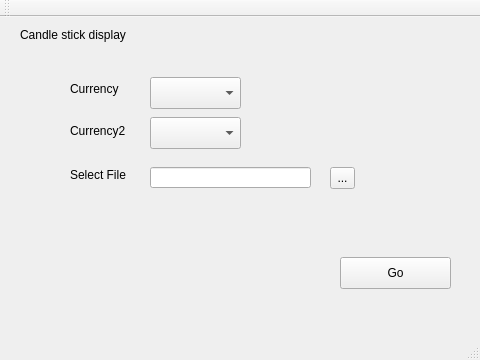
Qt form source/TradingSimulator/mainwindow.ui (VSahanaa/LO21_TrandingSimulator) before a commit.
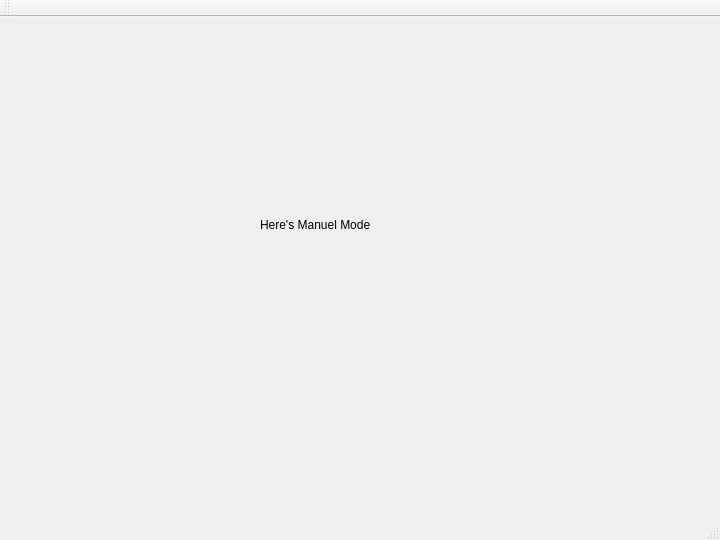
The same form after that commit. The open tabs and pages were chosen to show the change.

Patch:
```diff
--- a/source/TradingSimulator/mainwindow.ui
+++ b/source/TradingSimulator/mainwindow.ui
@@ -6,8 +6,8 @@
    <rect>
     <x>0</x>
     <y>0</y>
-    <width>480</width>
-    <height>360</height>
+    <width>720</width>
+    <height>540</height>
    </rect>
   </property>
   <property name="sizePolicy">
@@ -26,237 +26,72 @@
      <verstretch>0</verstretch>
     </sizepolicy>
    </property>
-   <widget class="QStackedWidget" name="stackedPages">
+   <widget class="QStackedWidget" name="Modes">
     <property name="geometry">
      <rect>
       <x>0</x>
       <y>0</y>
-      <width>480</width>
-      <height>298</height>
+      <width>720</width>
+      <height>478</height>
      </rect>
     </property>
-    <property name="sizePolicy">
-     <sizepolicy hsizetype="Fixed" vsizetype="Fixed">
-      <horstretch>0</horstretch>
-      <verstretch>0</verstretch>
-     </sizepolicy>
-    </property>
-    <widget class="QWidget" name="Welcome">
-     <property name="sizePolicy">
-      <sizepolicy hsizetype="Fixed" vsizetype="Fixed">
-       <horstretch>0</horstretch>
-       <verstretch>0</verstretch>
-      </sizepolicy>
-     </property>
-     <widget class="QPushButton" name="enter">
-      <property name="geometry">
-       <rect>
-        <x>300</x>
-        <y>240</y>
-        <width>111</width>
-        <height>32</height>
-       </rect>
-      </property>
-      <property name="text">
-       <string>Continue</string>
-      </property>
-     </widget>
+    <widget class="QWidget" name="simuM">
      <widget class="QLabel" name="label">
       <property name="geometry">
        <rect>
-        <x>180</x>
-        <y>80</y>
-        <width>101</width>
-        <height>51</height>
-       </rect>
-      </property>
-      <property name="text">
-       <string>Welcome</string>
-      </property>
-      <property name="textFormat">
-       <enum>Qt::PlainText</enum>
-      </property>
-      <property name="scaledContents">
-       <bool>false</bool>
-      </property>
-      <property name="margin">
-       <number>20</number>
-      </property>
-     </widget>
-    </widget>
-    <widget class="QWidget" name="MainMenu">
-     <property name="sizePolicy">
-      <sizepolicy hsizetype="Fixed" vsizetype="Fixed">
-       <horstretch>0</horstretch>
-       <verstretch>0</verstretch>
-      </sizepolicy>
-     </property>
-     <widget class="QPushButton" name="Funct1">
-      <property name="geometry">
-       <rect>
-        <x>80</x>
-        <y>10</y>
-        <width>140</width>
-        <height>140</height>
-       </rect>
-      </property>
-      <property name="text">
-       <string>Funct1</string>
-      </property>
-     </widget>
-     <widget class="QPushButton" name="Funct2">
-      <property name="geometry">
-       <rect>
         <x>260</x>
-        <y>10</y>
-        <width>140</width>
-        <height>140</height>
+        <y>200</y>
+        <width>141</width>
+        <height>16</height>
        </rect>
       </property>
       <property name="text">
-       <string>Funct2</string>
+       <string>Here's Manuel Mode</string>
       </property>
      </widget>
-     <widget class="QPushButton" name="Funct3">
-      <property name="geometry">
-       <rect>
-        <x>80</x>
-        <y>150</y>
-        <width>140</width>
-        <height>140</height>
-       </rect>
-      </property>
-      <property name="text">
-       <string>Funct3</string>
-      </property>
-     </widget>
-     <widget class="QPushButton" name="Funct4">
-      <property name="geometry">
-       <rect>
-        <x>260</x>
-        <y>150</y>
-        <width>140</width>
-        <height>140</height>
-       </rect>
-      </property>
-      <property name="text">
-       <string>Funct4</string>
-      </property>
-     </widget>
     </widget>
-    <widget class="QWidget" name="Display">
-     <property name="sizePolicy">
-      <sizepolicy hsizetype="Fixed" vsizetype="Fixed">
-       <horstretch>0</horstretch>
-       <verstretch>0</verstretch>
-      </sizepolicy>
-     </property>
-     <widget class="QPushButton" name="Show">
-      <property name="geometry">
-       <rect>
-        <x>340</x>
-        <y>240</y>
-        <width>111</width>
-        <height>32</height>
-       </rect>
-      </property>
-      <property name="text">
-       <string>Go</string>
-      </property>
-     </widget>
+    <widget class="QWidget" name="simuA">
      <widget class="QLabel" name="label_2">
       <property name="geometry">
        <rect>
-        <x>70</x>
-        <y>150</y>
-        <width>81</width>
+        <x>320</x>
+        <y>190</y>
+        <width>131</width>
         <height>16</height>
        </rect>
       </property>
       <property name="text">
-       <string>Select File</string>
+       <string>Here's Auto Mode</string>
       </property>
      </widget>
-     <widget class="QToolButton" name="searchFile">
-      <property name="geometry">
-       <rect>
-        <x>330</x>
-        <y>150</y>
-        <width>25</width>
-        <height>22</height>
-       </rect>
-      </property>
-      <property name="text">
-       <string>...</string>
-      </property>
-     </widget>
-     <widget class="QLineEdit" name="filePath">
-      <property name="geometry">
-       <rect>
-        <x>150</x>
-        <y>150</y>
-        <width>161</width>
-        <height>21</height>
-       </rect>
-      </property>
-     </widget>
+    </widget>
+    <widget class="QWidget" name="simuS">
      <widget class="QLabel" name="label_3">
       <property name="geometry">
        <rect>
-        <x>70</x>
-        <y>64</y>
-        <width>57</width>
+        <x>300</x>
+        <y>200</y>
+        <width>171</width>
         <height>16</height>
        </rect>
       </property>
       <property name="text">
-       <string>Currency</string>
+       <string>Here's step by step mode</string>
       </property>
      </widget>
+    </widget>
+    <widget class="QWidget" name="cdStk">
      <widget class="QLabel" name="label_4">
       <property name="geometry">
        <rect>
-        <x>70</x>
-        <y>106</y>
-        <width>71</width>
+        <x>290</x>
+        <y>210</y>
+        <width>161</width>
         <height>16</height>
        </rect>
       </property>
       <property name="text">
-       <string>Currency2</string>
-      </property>
-     </widget>
-     <widget class="QLabel" name="label_5">
-      <property name="geometry">
-       <rect>
-        <x>20</x>
-        <y>10</y>
-        <width>121</width>
-        <height>16</height>
-       </rect>
-      </property>
-      <property name="text">
-       <string>Candle stick display</string>
-      </property>
-     </widget>
-     <widget class="QComboBox" name="currency1">
-      <property name="geometry">
-       <rect>
-        <x>150</x>
-        <y>60</y>
-        <width>91</width>
-        <height>32</height>
-       </rect>
-      </property>
-     </widget>
-     <widget class="QComboBox" name="currency2">
-      <property name="geometry">
-       <rect>
-        <x>150</x>
-        <y>100</y>
-        <width>91</width>
-        <height>32</height>
-       </rect>
+       <string>Here's candlestick display</string>
       </property>
      </widget>
     </widget>
@@ -267,7 +102,7 @@
     <rect>
      <x>0</x>
      <y>0</y>
-     <width>480</width>
+     <width>720</width>
      <height>22</height>
     </rect>
    </property>
```
